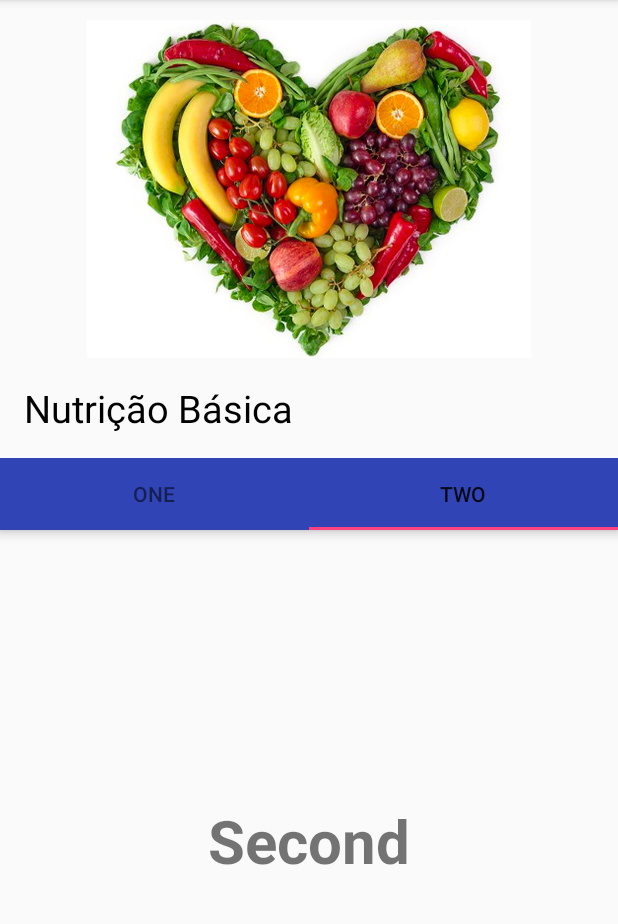
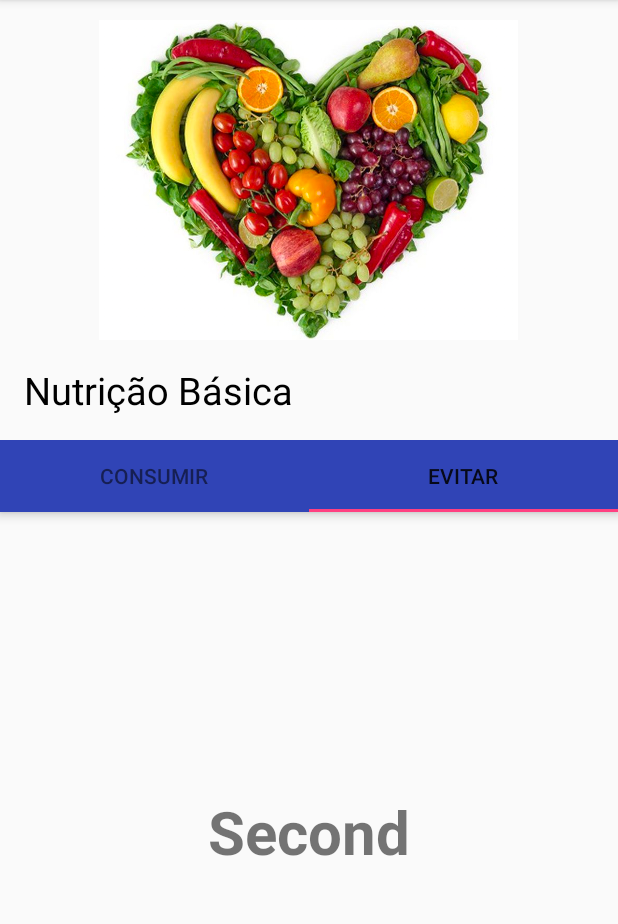
Before and after one commit to vicente1603/Android_OnPressure, an Android app: the AlimentosActivity screen opened directly, with no data from a screen before it, tab 2 chosen, on a phone screen of 412 x 824 dp, the part 84-1008 px from its top. Run offline under Robolectric (Android 15) with nearby library versions, the phone set to English and light mode, and no system bars.

Commit message:
Criação do Tag em Alimentos Activity.  Dti

```diff
--- a/app/src/main/java/br/com/onpressure/projeto/onpressure/Activities/AlimentosActivity.java
+++ b/app/src/main/java/br/com/onpressure/projeto/onpressure/Activities/AlimentosActivity.java
@@ -40,8 +40,8 @@ public class AlimentosActivity extends AppCompatActivity {
 
     private void setupViewPager(ViewPager viewPager) {
         ViewPagerAdapter adapter = new ViewPagerAdapter(getSupportFragmentManager());
-        adapter.addFragment(new OneFragment(), "ONE");
-        adapter.addFragment(new SecondFragment(), "TWO");
+        adapter.addFragment(new OneFragment(), "Consumir");
+        adapter.addFragment(new SecondFragment(), "Evitar");
         viewPager.setAdapter(adapter);
     }
 
--- a/app/src/main/java/br/com/onpressure/projeto/onpressure/Fragmentos/OneFragment.java
+++ b/app/src/main/java/br/com/onpressure/projeto/onpressure/Fragmentos/OneFragment.java
@@ -5,6 +5,7 @@ import android.support.v4.app.Fragment;
 import android.view.LayoutInflater;
 import android.view.View;
 import android.view.ViewGroup;
+import android.widget.ListView;
 import android.widget.TextView;
 
 import br.com.onpressure.projeto.onpressure.R;
--- a/app/src/main/res/layout/activity_alimentos.xml
+++ b/app/src/main/res/layout/activity_alimentos.xml
@@ -1,21 +1,27 @@
 <?xml version="1.0" encoding="utf-8"?>
-<RelativeLayout xmlns:android="http://schemas.android.com/apk/res/android"
+<LinearLayout xmlns:android="http://schemas.android.com/apk/res/android"
     xmlns:tools="http://schemas.android.com/tools"
     android:layout_width="match_parent"
     android:layout_height="match_parent"
     xmlns:app="http://schemas.android.com/apk/res-auto">
 
+
+    <LinearLayout
+        android:layout_width="match_parent"
+        android:orientation="vertical"
+        android:layout_height="match_parent">
+
         <LinearLayout
             android:id="@+id/superior"
             android:layout_width="match_parent"
             android:layout_height="wrap_content"
-        android:layout_alignParentLeft="true"
             android:layout_alignParentTop="true"
             android:orientation="vertical">
 
             <ImageView
-            android:layout_width="wrap_content"
-            android:layout_height="225dp"
+                android:layout_width="322dp"
+                android:layout_height="213dp"
+                android:layout_gravity="center_horizontal"
                 android:layout_alignParentLeft="true"
                 android:layout_alignParentTop="true"
                 android:layout_marginTop="13dp"
@@ -60,5 +66,6 @@
 
         </LinearLayout>
 
+    </LinearLayout>
 
-</RelativeLayout>
+</LinearLayout>
--- a/app/src/main/res/layout/fragment_second.xml
+++ b/app/src/main/res/layout/fragment_second.xml
@@ -2,7 +2,7 @@
     android:layout_width="match_parent"
     android:layout_height="match_parent"
     xmlns:tools="http://schemas.android.com/tools"
-    tools:context=".Fragmentos.OneFragment">
+    tools:context=".Fragmentos.SecondFragment">
 
     <TextView
         android:layout_width="wrap_content"
```
Also changed, not shown: 46 other files. Lines whose indentation alone changed are shown as unchanged.
